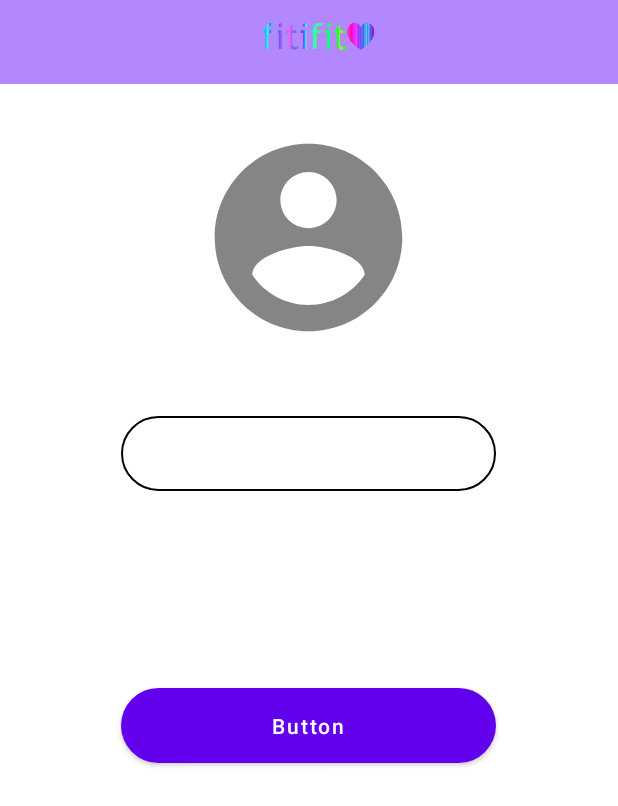
After one commit to guneycansanli/Fitifit, an Android app: the SettingsActivity screen opened directly, with no data from a screen before it, on a phone screen of 412 x 824 dp. The commit adds this screen. Shown: the top 806 px of the screen. Run offline under Robolectric (Android 15) with nearby library versions, the phone set to English and light mode, and no system bars; our stand-ins replace CircleImageView, Firebase (no records; nobody signed in at launch, a user with empty details on screens opened directly); 3 statements that could not run were skipped.

Commit message:
Update 24.12.2020 -Added Settings and toke value from FireBase....

```diff
--- a/app/build.gradle
+++ b/app/build.gradle
@@ -35,6 +35,9 @@ dependencies {
     implementation 'androidx.constraintlayout:constraintlayout:2.0.4'
     implementation 'com.google.firebase:firebase-auth:20.0.1'
     implementation 'com.google.firebase:firebase-database:19.6.0'
+    implementation 'de.hdodenhof:circleimageview:3.1.0'
+    implementation 'com.github.bumptech.glide:glide:4.11.0'
+    annotationProcessor 'com.github.bumptech.glide:compiler:4.11.0'
 
 
 
--- a/app/src/main/AndroidManifest.xml
+++ b/app/src/main/AndroidManifest.xml
@@ -9,12 +9,12 @@
         android:roundIcon="@mipmap/ic_launcher_round"
         android:supportsRtl="true"
         android:theme="@style/Theme.Fitifit">
-        <activity android:name=".RegisterActivity"></activity>
+        <activity android:name=".SettingsActivity"></activity>
+        <activity android:name=".RegisterActivity" />
         <activity android:name=".LoginActivity" />
         <activity
             android:name=".MainActivity"
             android:theme="@style/Theme.AppCompat.NoActionBar">
-
             <intent-filter>
                 <action android:name="android.intent.action.MAIN" />
 
--- a/app/src/main/java/com/example/fitifit/MainActivity.java
+++ b/app/src/main/java/com/example/fitifit/MainActivity.java
@@ -35,6 +35,10 @@ public class MainActivity extends AppCompatActivity {
             Intent loginIntent = new Intent(MainActivity.this, LoginActivity.class);
             startActivity(loginIntent);
         }
+        else if(item.getItemId() == R.id.actions_settings){
+           Intent settingsIntent= new Intent(MainActivity.this,SettingsActivity.class);
+           startActivity(settingsIntent);
+        }
         return true;
     }
 
--- /dev/null
+++ b/app/src/main/java/com/example/fitifit/SettingsActivity.java
@@ -0,0 +1,70 @@
+package com.example.fitifit;
+
+import androidx.annotation.NonNull;
+import androidx.appcompat.app.AppCompatActivity;
+import androidx.appcompat.widget.Toolbar;
+
+import android.net.Uri;
+import android.os.Bundle;
+import android.widget.Button;
+import android.widget.EditText;
+
+import com.bumptech.glide.Glide;
+import com.bumptech.glide.request.RequestOptions;
+import com.google.firebase.auth.FirebaseAuth;
+import com.google.firebase.database.DataSnapshot;
+import com.google.firebase.database.DatabaseError;
+import com.google.firebase.database.DatabaseReference;
+import com.google.firebase.database.FirebaseDatabase;
+import com.google.firebase.database.ValueEventListener;
+
+import de.hdodenhof.circleimageview.CircleImageView;
+
+public class SettingsActivity extends AppCompatActivity {
+
+    private Toolbar mToolbar;
+    private Button settingsBtn;
+    private EditText settingsName;
+    private CircleImageView settingsImg;
+    private FirebaseAuth mAuth;
+    private DatabaseReference mDatabase;
+    private Uri imageUri=null;
+
+    @Override
+    protected void onCreate(Bundle savedInstanceState) {
+        super.onCreate(savedInstanceState);
+        setContentView(R.layout.activity_settings);
+
+
+        mToolbar = (Toolbar) findViewById(R.id.mainToolbar);
+        setSupportActionBar(mToolbar);
+
+        settingsBtn=(Button) findViewById(R.id.settings_btn);
+        settingsName=(EditText) findViewById(R.id.settings_name);
+        settingsImg=(CircleImageView) findViewById(R.id.settings_image);
+        mAuth=FirebaseAuth.getInstance();
+        String user_id=mAuth.getCurrentUser().getUid();
+        mDatabase=FirebaseDatabase.getInstance().getReference().child("Users").child(user_id);
+        mDatabase.addValueEventListener(new ValueEventListener() {
+            @Override
+            public void onDataChange(@NonNull DataSnapshot snapshot) {
+           String  user_name=snapshot.child("name").getValue().toString();
+           String user_image=snapshot.child("image").getValue().toString();
+           imageUri=Uri.parse(user_image);
+
+                RequestOptions requestOptions = new RequestOptions();
+                requestOptions.placeholder(R.drawable.app_account_image);
+                Glide.with(SettingsActivity.this).setDefaultRequestOptions(requestOptions).load(imageUri).into(settingsImg);
+
+           settingsName.setText(user_name);
+            }
+
+            @Override
+            public void onCancelled(@NonNull DatabaseError error) {
+
+            }
+        });
+
+
+    }
+}
--- /dev/null
+++ b/app/src/main/res/drawable-anydpi/app_account_image.xml
@@ -0,0 +1,11 @@
+<vector xmlns:android="http://schemas.android.com/apk/res/android"
+    android:width="24dp"
+    android:height="24dp"
+    android:viewportWidth="24"
+    android:viewportHeight="24"
+    android:tint="#333333"
+    android:alpha="0.6">
+  <path
+      android:fillColor="@android:color/white"
+      android:pathData="M12,2C6.48,2 2,6.48 2,12s4.48,10 10,10 10,-4.48 10,-10S17.52,2 12,2zM12,5c1.66,0 3,1.34 3,3s-1.34,3 -3,3 -3,-1.34 -3,-3 1.34,-3 3,-3zM12,19.2c-2.5,0 -4.71,-1.28 -6,-3.22 0.03,-1.99 4,-3.08 6,-3.08 1.99,0 5.97,1.09 6,3.08 -1.29,1.94 -3.5,3.22 -6,3.22z"/>
+</vector>
--- /dev/null
+++ b/app/src/main/res/layout/activity_settings.xml
@@ -0,0 +1,52 @@
+<?xml version="1.0" encoding="utf-8"?>
+<RelativeLayout xmlns:android="http://schemas.android.com/apk/res/android"
+    xmlns:app="http://schemas.android.com/apk/res-auto"
+    xmlns:tools="http://schemas.android.com/tools"
+    android:layout_width="match_parent"
+    android:layout_height="match_parent"
+    tools:context=".SettingsActivity">
+
+    <androidx.appcompat.widget.Toolbar
+        android:id="@+id/settingsToolbar"
+        android:layout_width="match_parent"
+        android:layout_height="wrap_content"
+        android:background="@color/toolBar"
+        android:foreground="@drawable/fitifit"
+        android:foregroundGravity="center_vertical|clip_horizontal|center|center_horizontal">
+
+    </androidx.appcompat.widget.Toolbar>
+
+    <de.hdodenhof.circleimageview.CircleImageView
+        android:id="@+id/settings_image"
+        android:layout_width="150dp"
+        android:layout_height="150dp"
+        android:layout_below="@+id/settingsToolbar"
+        android:layout_centerHorizontal="true"
+        android:layout_marginTop="27dp" />
+
+    <EditText
+        android:id="@+id/settings_name"
+        android:layout_width="250dp"
+        android:layout_height="50dp"
+        android:layout_alignParentTop="true"
+        android:layout_centerHorizontal="true"
+        android:layout_marginTop="277dp"
+        android:background="@drawable/edittext_background"
+        android:ems="10"
+        android:inputType="textPersonName"
+        android:padding="10dp"
+        android:text="Name"
+        android:textColor="@color/black" />
+
+    <Button
+        android:id="@+id/settings_btn"
+        android:layout_width="250dp"
+        android:layout_height="50dp"
+        android:layout_alignParentBottom="true"
+        android:layout_centerHorizontal="true"
+        android:textAllCaps="false"
+        android:layout_marginBottom="315dp"
+        android:background="@drawable/buton_background"
+        android:text="Button" />
+
+</RelativeLayout>
--- a/app/src/main/res/menu/main_menu.xml
+++ b/app/src/main/res/menu/main_menu.xml
@@ -7,4 +7,7 @@
         android:icon="@drawable/app_signout"
         android:title="Oturumu Kapat"
         app:showAsAction="always" />
+    <item
+        android:id="@+id/actions_settings"
+        android:title="Ayarlar" />
 </menu>
--- a/app/src/main/res/values/strings.xml
+++ b/app/src/main/res/values/strings.xml
@@ -1,5 +1,5 @@
 <resources>
-    <string name="app_name">fitifit</string>
+    <string name="app_name"></string>
 
     <string name="login_need">Yeni Bir Hesap</string>
     <string name="btn_login">Giriş</string>
```
Also changed, not shown: app/src/main/res/drawable-hdpi/app_account_image.png (added), app/src/main/res/drawable-mdpi/app_account_image.png (added), app/src/main/res/drawable-xhdpi/app_account_image.png (added), app/src/main/res/drawable-xxhdpi/app_account_image.png (added).
